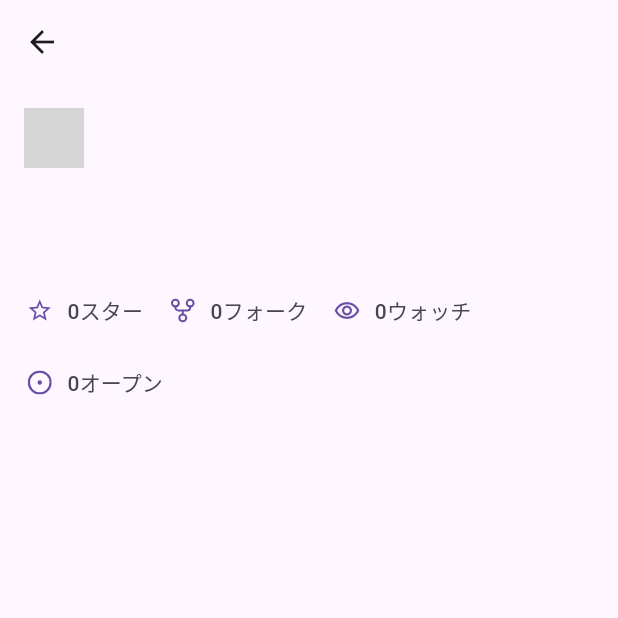
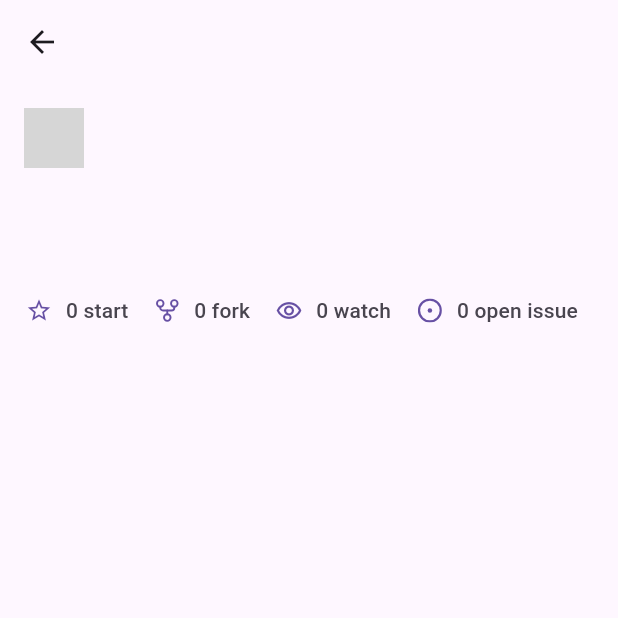
Before and after one commit to Haru-Kobayashi073/search_github_repository_app, a Flutter app: the RepositoryDetailPage screen opened directly with empty values, on a phone screen of 412 x 824 dp, the top half of it. Run offline on Flutter 3.47's test engine with Material 3 defaults, Android fonts, the phone set to English and light mode, and no system bars; our stand-ins replace cached_network_image, dio, flutter_hooks, flutter_svg, freezed_annotation, hooks_riverpod and 2 more; generated files the repository leaves out were written again; network calls fail; grey boxes are pictures that could not be loaded.

Commit message:
多言語用のゲッターから文字列を参照するよう変更

```diff
--- a/lib/presentation/components/text_field_app_bar.dart
+++ b/lib/presentation/components/text_field_app_bar.dart
@@ -1,6 +1,7 @@
 import 'package:flutter/material.dart';
 import 'package:flutter_hooks/flutter_hooks.dart';
 import 'package:hooks_riverpod/hooks_riverpod.dart';
+import 'package:search_github_repository_app/i18n/strings.g.dart';
 import 'package:search_github_repository_app/presentation/search_repository/search_repository_viewmodel.dart';
 
 class TextFieldAppBar extends HookConsumerWidget
@@ -15,6 +16,7 @@ class TextFieldAppBar extends HookConsumerWidget
     final queryController = useTextEditingController();
     final validateMode = useState<AutovalidateMode>(AutovalidateMode.disabled);
     final formKey = GlobalKey<FormState>();
+    final t = Translations.of(context);
 
     return AppBar(
       toolbarHeight: 88,
@@ -30,7 +32,7 @@ class TextFieldAppBar extends HookConsumerWidget
             autovalidateMode: validateMode.value,
             validator: (value) {
               if (value == null || value.isEmpty) {
-                return '検索ワードを入力してください';
+                return t.appBar.validatorNullCheck;
               }
               return null;
             },
@@ -42,7 +44,7 @@ class TextFieldAppBar extends HookConsumerWidget
                 },
                 icon: const Icon(Icons.menu),
               ),
-              hintText: 'どんなリポジトリをお探しですか？',
+              hintText: t.appBar.hintText,
               fillColor: Theme.of(context).colorScheme.onInverseSurface,
               filled: true,
               enabledBorder: const OutlineInputBorder(
--- a/lib/presentation/repository_detail/repository_detail_page.dart
+++ b/lib/presentation/repository_detail/repository_detail_page.dart
@@ -2,6 +2,7 @@ import 'package:cached_network_image/cached_network_image.dart';
 import 'package:flutter/material.dart';
 import 'package:flutter_svg/flutter_svg.dart';
 import 'package:hooks_riverpod/hooks_riverpod.dart';
+import 'package:search_github_repository_app/i18n/strings.g.dart';
 import 'package:search_github_repository_app/model/repository_item.dart';
 import 'package:search_github_repository_app/utils/gen/assets.gen.dart';
 
@@ -16,6 +17,8 @@ class RepositoryDetailPage extends HookConsumerWidget {
 
   @override
   Widget build(BuildContext context, WidgetRef ref) {
+    final t = Translations.of(context);
+
     return Scaffold(
       appBar: AppBar(
         leading: IconButton(
@@ -54,7 +57,9 @@ class RepositoryDetailPage extends HookConsumerWidget {
                   padding: const EdgeInsets.symmetric(vertical: 8),
                   side: BorderSide.none,
                   avatar: const Icon(Icons.star_border_outlined),
-                  label: Text('${item.stargazersCount}スター'),
+                  label: Text(
+                    t.searchRepository.detail.star(star: item.stargazersCount),
+                  ),
                 ),
                 Chip(
                   padding: const EdgeInsets.symmetric(vertical: 8),
@@ -66,13 +71,17 @@ class RepositoryDetailPage extends HookConsumerWidget {
                       BlendMode.srcIn,
                     ),
                   ),
-                  label: Text('${item.forksCount}フォーク'),
+                  label: Text(
+                    t.searchRepository.detail.fork(fork: item.forksCount),
+                  ),
                 ),
                 Chip(
                   padding: const EdgeInsets.symmetric(vertical: 8),
                   side: BorderSide.none,
                   avatar: const Icon(Icons.remove_red_eye_outlined),
-                  label: Text('${item.watchersCount}ウォッチ'),
+                  label: Text(
+                    t.searchRepository.detail.watch(watch: item.watchersCount),
+                  ),
                 ),
                 Chip(
                   padding: const EdgeInsets.symmetric(vertical: 8),
@@ -84,7 +93,10 @@ class RepositoryDetailPage extends HookConsumerWidget {
                       BlendMode.srcIn,
                     ),
                   ),
-                  label: Text('${item.openIssuesCount}オープン'),
+                  label: Text(
+                    t.searchRepository.detail
+                        .issue(issue: item.openIssuesCount),
+                  ),
                 ),
                 Chip(
                   padding: const EdgeInsets.symmetric(vertical: 8),
@@ -95,7 +107,9 @@ class RepositoryDetailPage extends HookConsumerWidget {
                           backgroundColor: languageColor,
                         )
                       : null,
-                  label: Text(item.language ?? '言語なし'),
+                  label: Text(
+                    item.language ?? t.searchRepository.detail.languageEmpty,
+                  ),
                 ),
               ],
             ),
--- a/lib/presentation/search_repository/components/search_repository_loaded_view.dart
+++ b/lib/presentation/search_repository/components/search_repository_loaded_view.dart
@@ -1,5 +1,6 @@
 import 'package:flutter/material.dart';
 import 'package:hooks_riverpod/hooks_riverpod.dart';
+import 'package:search_github_repository_app/i18n/strings.g.dart';
 import 'package:search_github_repository_app/presentation/components/loading.dart';
 import 'package:search_github_repository_app/presentation/search_repository/components/repository_list_tile.dart';
 import 'package:search_github_repository_app/presentation/search_repository/search_repository_viewmodel.dart';
@@ -11,6 +12,7 @@ class SearchRepositoryLoadedView extends ConsumerWidget {
   @override
   Widget build(BuildContext context, WidgetRef ref) {
     final items = state.items;
+    final t = Translations.of(context);
 
     return NotificationListener(
       onNotification: (ScrollEndNotification n) {
@@ -25,7 +27,9 @@ class SearchRepositoryLoadedView extends ConsumerWidget {
             SliverToBoxAdapter(
               child: Padding(
                 padding: const EdgeInsets.symmetric(horizontal: 16),
-                child: Text('${state.totalResultCount}件の検索結果'),
+                child: Text(
+                  t.searchRepository.foundCount(count: state.totalResultCount),
+                ),
               ),
             ),
             SliverList.builder(
```
Also changed, not shown: lib/presentation/search_repository/components/search_repository_empty_result_view.dart (+6 -3 lines), lib/presentation/search_repository/components/search_repository_error_view.dart (+10 -9 lines), lib/presentation/search_repository/components/search_repository_first_launch_view.dart (+6 -3 lines).
